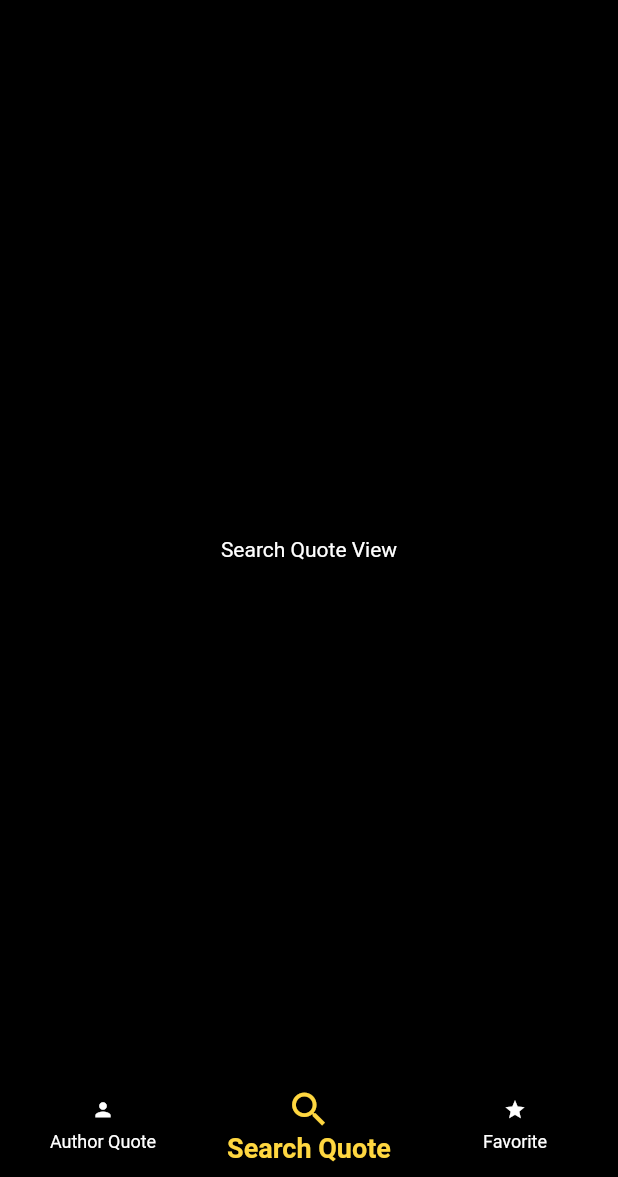
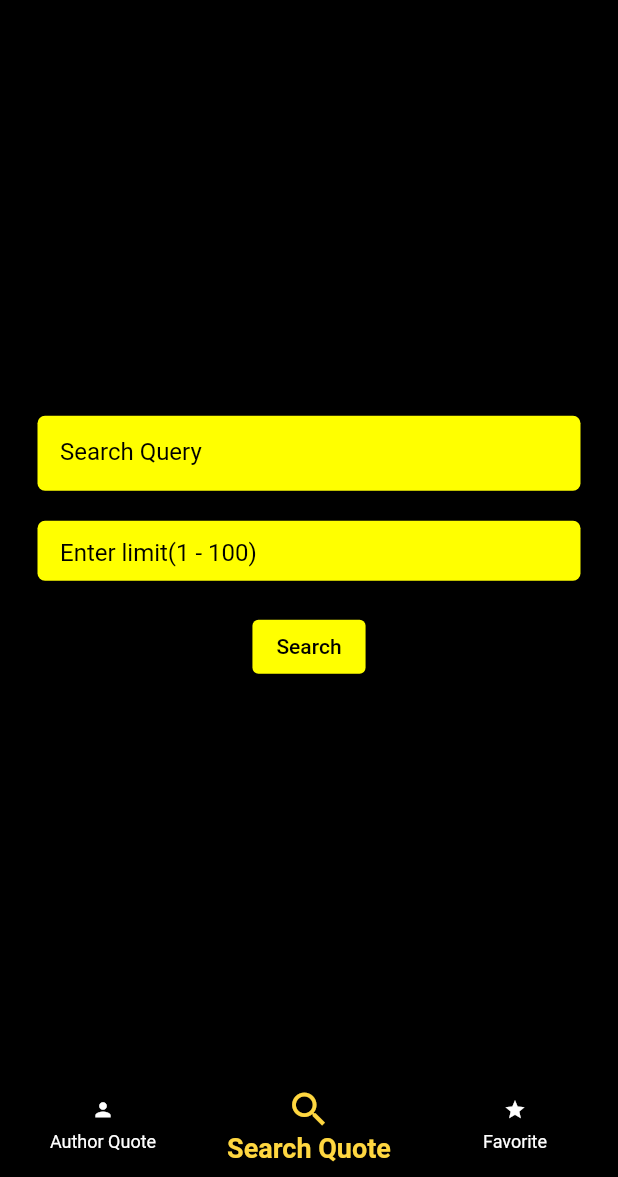
Before and after one commit to satyamnoob/quotes_app, a Flutter app: the screen it shows after launch, item 2 of the bottom bar chosen, on a phone screen of 412 x 824 dp, the part 59-1236 px from its top. Run offline on Flutter 3.47's test engine with Material 2 defaults, Android fonts, the phone set to English and light mode, and no system bars; our stand-ins replace flutter_riverpod, shared_preferences.

Commit message:
search page added

```diff
--- /dev/null
+++ b/lib/controller/search_quote_response_controller.dart
@@ -0,0 +1,26 @@
+import 'dart:convert';
+
+import 'package:http/http.dart' as http;
+import 'package:quotes_app/models/quote.dart';
+
+class SearchQuotesResponseController {
+  String query;
+  int limit;
+
+  SearchQuotesResponseController({
+    required this.query,
+    required this.limit,
+  });
+
+  Future<Quote> getAuthorQuoteResponse() async {
+    var url = Uri.parse(
+        "https://quotable.io/quotes?author=$query&limit=$limit");
+    final response = await http.get(url);
+    Map<String, dynamic> data = json.decode(response.body);
+    if(response.statusCode == 200) {
+      return Quote.fromJson(data, data['count']);
+    } else {
+      throw Exception('Failed to load');
+    }
+  }
+}
--- a/lib/providers/providers.dart
+++ b/lib/providers/providers.dart
@@ -3,4 +3,4 @@ import 'package:quotes_app/models/quote.dart';
 
 final StateProvider authorQuoteProvider = StateProvider<Quote?>((ref) => null);
 
-final StateProvider sharedPrefProvider = StateProvider<bool?>((ref) => null);
+final StateProvider searchQuoteProvider = StateProvider<Quote?>((ref) => null);
--- a/lib/views/search_quote_view.dart
+++ b/lib/views/search_quote_view.dart
@@ -1,17 +1,121 @@
 import 'package:flutter/material.dart';
+import 'package:flutter_riverpod/flutter_riverpod.dart';
+import 'package:shared_preferences/shared_preferences.dart';
 
-class SearchQuoteView extends StatefulWidget {
+import '../controller/search_quote_response_controller.dart';
+import '../models/quote.dart';
+import '../providers/providers.dart';
+
+class SearchQuoteView extends ConsumerStatefulWidget {
   const SearchQuoteView({Key? key}) : super(key: key);
 
   @override
-  State<SearchQuoteView> createState() => _SearchQuoteViewState();
+  ConsumerState<SearchQuoteView> createState() => _SearchQuoteViewState();
 }
 
-class _SearchQuoteViewState extends State<SearchQuoteView> {
+class _SearchQuoteViewState extends ConsumerState<SearchQuoteView> {
+  bool _quoteArrived = false;
+  bool _errLoading = false;
+  bool? _isLiked;
+
+  late Quote quote;
+  final TextEditingController _queryController = TextEditingController();
+  final TextEditingController _limitController = TextEditingController();
+
+  Future<void> searchQuotesByQueryAndLimit() async {
+    try {
+      quote = ref.read(searchQuoteProvider.state).state ??
+          await SearchQuotesResponseController(
+                  query: _queryController.text.trim(),
+                  limit: int.parse(_limitController.text.trim()))
+              .getAuthorQuoteResponse()
+              .then(
+                  (value) => ref.read(authorQuoteProvider.state).state = value);
+      SharedPreferences prefs = await SharedPreferences.getInstance();
+      _isLiked = prefs.getBool("like${quote.id!}") ?? false;
+      // prefs.clear();
+    } catch (e) {
+      print(e.toString());
+      setState(() => _errLoading = true);
+    }
+  }
+
   @override
   Widget build(BuildContext context) {
-    return Center(
-      child: Text("Search Quote View"),
+    return Column(
+      mainAxisAlignment: MainAxisAlignment.center,
+      children: [
+        Center(
+          child: Container(
+            padding: const EdgeInsets.symmetric(
+              horizontal: 15,
+            ),
+            decoration: BoxDecoration(
+              borderRadius: BorderRadius.circular(5),
+              color: Colors.yellowAccent,
+            ),
+            width: MediaQuery.of(context).size.width - 50,
+            height: 50,
+            child: TextField(
+              style: const TextStyle(
+                color: Colors.black,
+              ),
+              controller: _queryController,
+              decoration: const InputDecoration(
+                border: InputBorder.none,
+                hintText: "Search Query",
+                hintStyle: TextStyle(
+                  color: Colors.black,
+                ),
+              ),
+            ),
+          ),
+        ),
+        const SizedBox(
+          height: 20,
+        ),
+        Container(
+          padding: const EdgeInsets.symmetric(
+            horizontal: 15,
+          ),
+          decoration: BoxDecoration(
+            borderRadius: BorderRadius.circular(5),
+            color: Colors.yellowAccent,
+          ),
+          width: MediaQuery.of(context).size.width - 50,
+          height: 40,
+          child: TextField(
+            style: const TextStyle(
+              color: Colors.black,
+            ),
+            controller: _limitController,
+            decoration: const InputDecoration(
+              border: InputBorder.none,
+              hintText: "Enter limit(1 - 100)",
+              hintStyle: TextStyle(
+                color: Colors.black,
+              ),
+            ),
+          ),
+        ),
+        const SizedBox(
+          height: 20,
+        ),
+        ElevatedButton(
+          style: ButtonStyle(
+            backgroundColor: MaterialStateProperty.all(Colors.yellowAccent),
+          ),
+          onPressed: () async {
+            searchQuotesByQueryAndLimit();
+          },
+          child: const Text(
+            'Search',
+            style: TextStyle(
+              color: Colors.black,
+            ),
+          ),
+        ),
+      ],
     );
   }
 }
```
